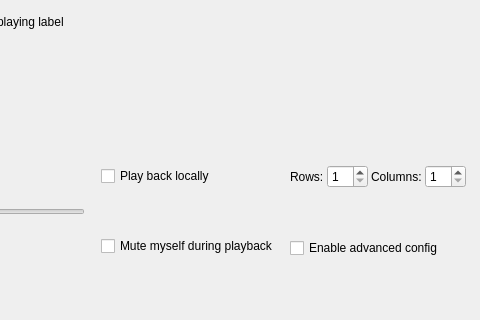
Before: the Qt Designer form src/config_qt.ui in MGraefe/RP-Soundboard, drawn with Qt 5; both pictures show x 122 to 602 and y 91 to 411 of the 602 by 411 pixel window.
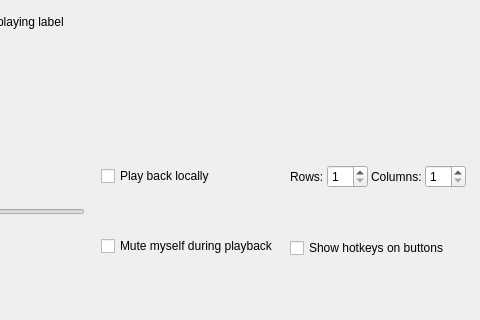
After: the same form once the commit is applied. Icons and pictures are not drawn.

Commit message: Added option to display hotkeys on buttons

Diff of the .ui file:
```diff
--- a/src/config_qt.ui
+++ b/src/config_qt.ui
@@ -276,7 +276,7 @@
         <item>
          <widget class="QCheckBox" name="cb_advanced_config">
           <property name="text">
-           <string>Enable advanced config</string>
+           <string>Show hotkeys on buttons</string>
           </property>
          </widget>
         </item>
```
Left out of the diff: 2 changed lines with no effect on the pictures. The commit also changes 4 other files.
